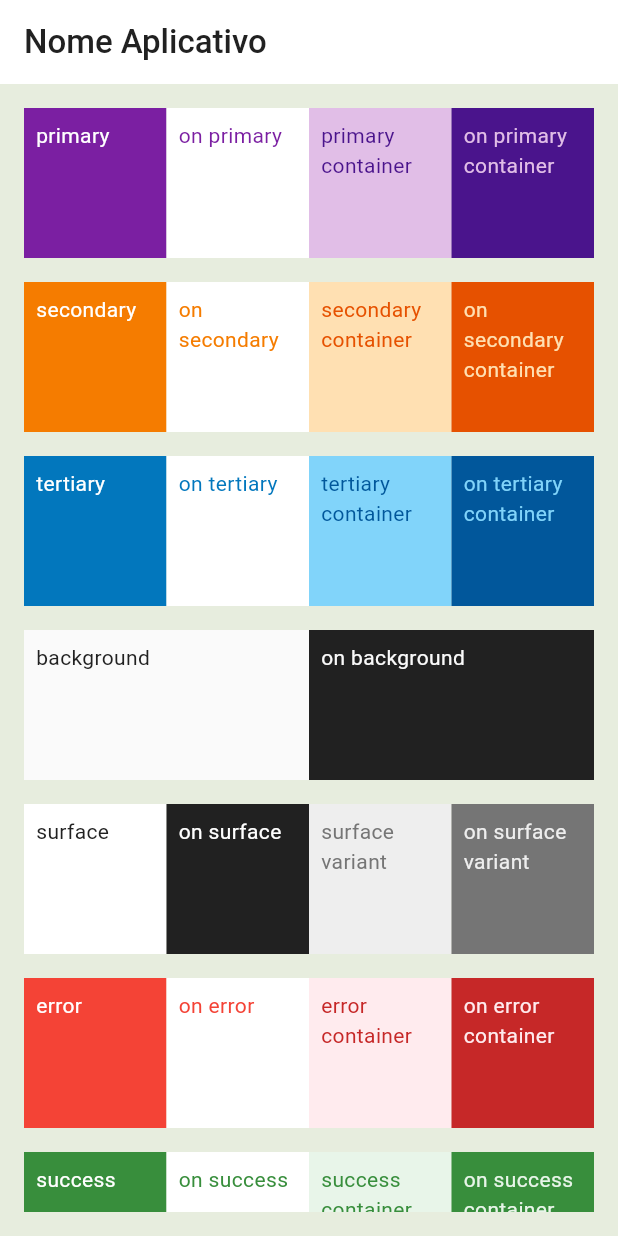
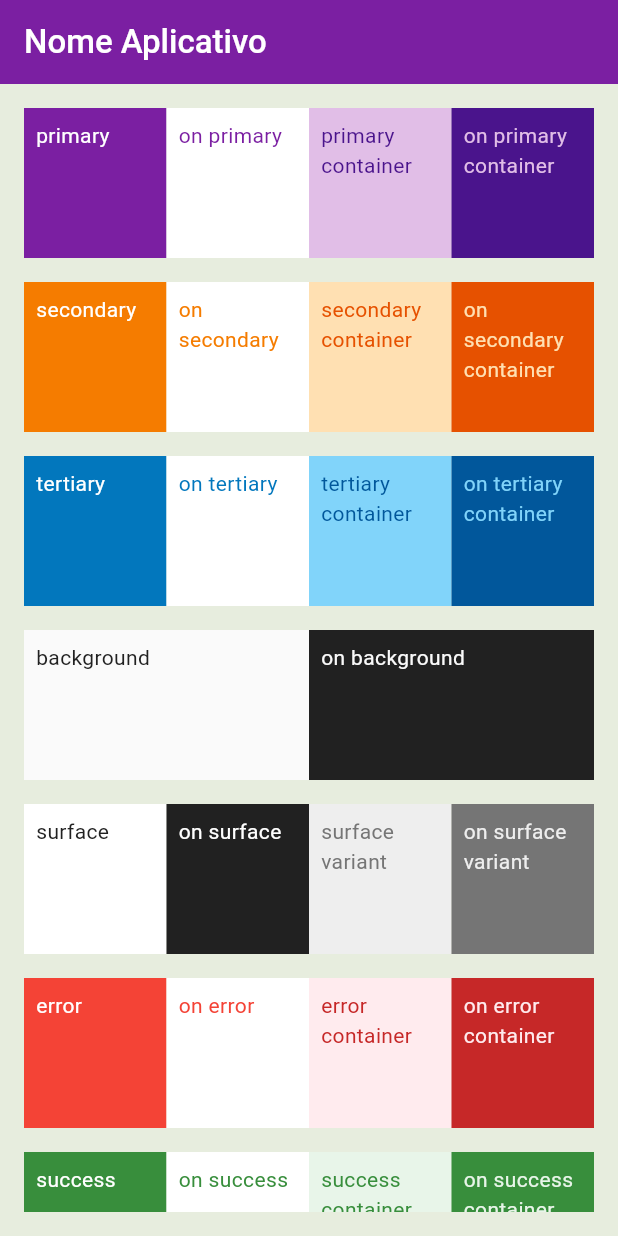
Before and after one commit to carloscallejas91/standard_structure, a Flutter app: the screen it shows after launch, on a phone screen of 412 x 824 dp. Run offline on Flutter 3.47's test engine with Material 2 defaults, Android fonts, the phone set to English and light mode, and no system bars; our stand-ins replace currency_text_input_formatter, flutter_keyboard_visibility, font_awesome_flutter, get, shimmer, syncfusion_flutter_datepicker; missing offline and left inert: dropdown_search2.

Commit message:
main: structure update

```diff
--- a/lib/core/theme/app_theme.dart
+++ b/lib/core/theme/app_theme.dart
@@ -8,6 +8,7 @@ class CustomThemeData {
   static ThemeData get lightTheme {
     return ThemeData(
       useMaterial3: true,
+      visualDensity: VisualDensity.adaptivePlatformDensity,
       colorScheme: const ColorScheme.light(
         primary: primary,
         onPrimary: onPrimary,
@@ -28,12 +29,23 @@ class CustomThemeData {
         surfaceVariant: surfaceVariant,
         onSurfaceVariant: onSurfaceVariant,
         outline: outline,
+        outlineVariant: outlineVariant,
         error: error,
         onError: onError,
         errorContainer: errorContainer,
         onErrorContainer: onErrorContainer,
       ),
       textTheme: textTheme,
+      appBarTheme: const AppBarTheme(
+        color: primary,
+        foregroundColor: onPrimary,
+      ),
+      inputDecorationTheme: const InputDecorationTheme(
+        hintStyle: TextStyle(color: neutral),
+      ),
+      textSelectionTheme: const TextSelectionThemeData(
+        selectionHandleColor: tertiary,
+      ),
     );
   }
 
--- a/lib/core/theme/text_theme.dart
+++ b/lib/core/theme/text_theme.dart
@@ -3,17 +3,17 @@ import "package:flutter/material.dart";
 const TextTheme textTheme = TextTheme(
   displayLarge: TextStyle(
     fontWeight: FontWeight.w400,
-    fontSize: 57,
+    fontSize: 47,
     letterSpacing: 0,
   ),
   displayMedium: TextStyle(
     fontWeight: FontWeight.w400,
-    fontSize: 45,
+    fontSize: 35,
     letterSpacing: 0,
   ),
   displaySmall: TextStyle(
     fontWeight: FontWeight.w400,
-    fontSize: 36,
+    fontSize: 26,
     letterSpacing: 0,
   ),
   headlineLarge: TextStyle(
--- a/lib/core/values/colors.dart
+++ b/lib/core/values/colors.dart
@@ -23,6 +23,7 @@ const Color onSurface = Color(0xff212121);
 const Color surfaceVariant = Color(0xffEEEEEE);
 const Color onSurfaceVariant = Color(0xff757575);
 const Color outline = Color(0xff9E9E9E);
+const Color outlineVariant = Color(0xffE0E0E0);
 
 const Color error = Color(0xffF44336);
 const Color onError = Color(0xffFFFFFF);
```
